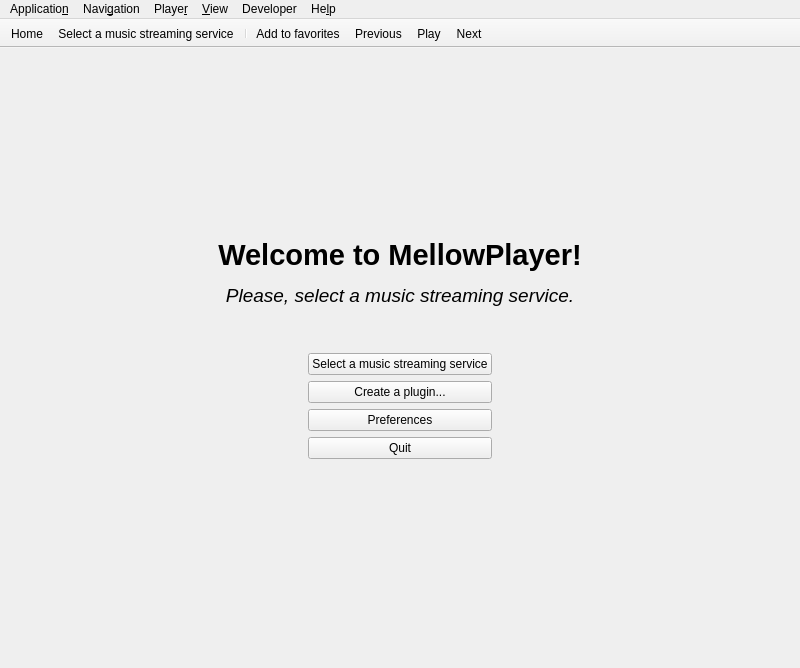
Before: the Qt Designer form app/forms/mainwindow.ui in ColinDuquesnoy/MellowPlayer, drawn with Qt 5.
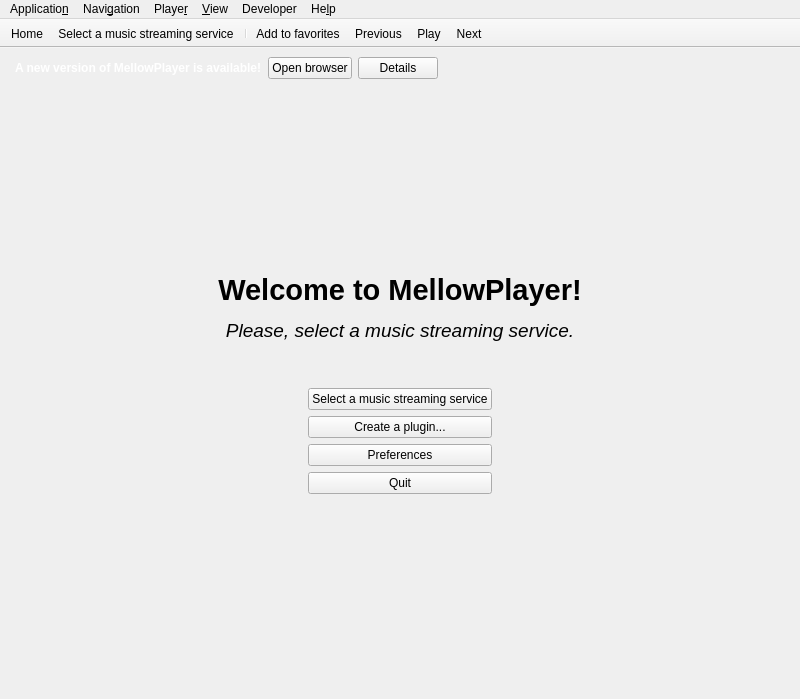
After: the same form once the commit is applied. The open tabs and pages were chosen to show the change. Icons and pictures are not drawn. Custom widgets are drawn as their Qt base class.

The edit to the form file:
```diff
--- a/app/forms/mainwindow.ui
+++ b/app/forms/mainwindow.ui
@@ -7,7 +7,7 @@
     <x>0</x>
     <y>0</y>
     <width>800</width>
-    <height>668</height>
+    <height>699</height>
    </rect>
   </property>
   <property name="windowTitle">
@@ -34,7 +34,7 @@
     <property name="spacing">
      <number>0</number>
     </property>
-    <item row="0" column="0">
+    <item row="1" column="0">
      <widget class="QStackedWidget" name="stackedWidget">
       <property name="minimumSize">
        <size>
@@ -47,14 +47,14 @@
       </property>
       <widget class="QWidget" name="pageHome">
        <layout class="QGridLayout" name="gridLayout_2">
-        <item row="1" column="1">
+        <item row="2" column="1">
          <widget class="QLabel" name="label">
           <property name="text">
            <string>&lt;html&gt;&lt;head/&gt;&lt;body&gt;&lt;p align=&quot;center&quot;&gt;&lt;img src=&quot;:/icons/mellowplayer.png&quot; width=&quot;128&quot; height=&quot;128&quot;/&gt;&lt;/p&gt;&lt;p align=&quot;center&quot;&gt;&lt;span style=&quot; font-size:22pt; font-weight:600;&quot;&gt;Welcome to MellowPlayer!&lt;/span&gt;&lt;/p&gt;&lt;p align=&quot;center&quot;&gt;&lt;span style=&quot; font-size:14pt; font-style:italic;&quot;&gt;Please, select a music streaming service.&lt;/span&gt;&lt;/p&gt;&lt;p align=&quot;center&quot;&gt;&lt;br/&gt;&lt;/p&gt;&lt;/body&gt;&lt;/html&gt;</string>
           </property>
          </widget>
         </item>
-        <item row="6" column="0">
+        <item row="7" column="0">
          <spacer name="horizontalSpacer">
           <property name="orientation">
            <enum>Qt::Horizontal</enum>
@@ -67,7 +67,7 @@
           </property>
          </spacer>
         </item>
-        <item row="6" column="2">
+        <item row="7" column="2">
          <spacer name="horizontalSpacer_3">
           <property name="orientation">
            <enum>Qt::Horizontal</enum>
@@ -80,7 +80,7 @@
           </property>
          </spacer>
         </item>
-        <item row="10" column="1">
+        <item row="11" column="1">
          <spacer name="verticalSpacer">
           <property name="orientation">
            <enum>Qt::Vertical</enum>
@@ -93,7 +93,7 @@
           </property>
          </spacer>
         </item>
-        <item row="0" column="1">
+        <item row="1" column="1">
          <spacer name="verticalSpacer_2">
           <property name="orientation">
            <enum>Qt::Vertical</enum>
@@ -106,7 +106,7 @@
           </property>
          </spacer>
         </item>
-        <item row="3" column="1">
+        <item row="4" column="1">
          <layout class="QGridLayout" name="gridLayout_3">
           <property name="topMargin">
            <number>0</number>
@@ -226,6 +226,85 @@
       </widget>
      </widget>
     </item>
+    <item row="0" column="0">
+     <widget class="QWidget" name="popupUpdate" native="true">
+      <property name="styleSheet">
+       <string notr="true">QWidget#popupUpdate {background-color: #3daee9;};</string>
+      </property>
+      <layout class="QHBoxLayout" name="horizontalLayout">
+       <item>
+        <widget class="QLabel" name="label_2">
+         <property name="text">
+          <string>&lt;html&gt;&lt;head/&gt;&lt;body&gt;&lt;p&gt;&lt;img src=&quot;:/icons/preferences-desktop-notification.png&quot;/&gt;&lt;/p&gt;&lt;/body&gt;&lt;/html&gt;</string>
+         </property>
+        </widget>
+       </item>
+       <item>
+        <widget class="QLabel" name="labelPopupUpdate">
+         <property name="sizePolicy">
+          <sizepolicy hsizetype="Preferred" vsizetype="Preferred">
+           <horstretch>0</horstretch>
+           <verstretch>0</verstretch>
+          </sizepolicy>
+         </property>
+         <property name="styleSheet">
+          <string notr="true">color: white;</string>
+         </property>
+         <property name="text">
+          <string>&lt;html&gt;&lt;head/&gt;&lt;body&gt;&lt;p&gt;&lt;span style=&quot; font-weight:600;&quot;&gt;A new version of MellowPlayer is available!&lt;/span&gt;&lt;/p&gt;&lt;/body&gt;&lt;/html&gt;</string>
+         </property>
+        </widget>
+       </item>
+       <item>
+        <widget class="QPushButton" name="pushButtonPopupOpenBrowser">
+         <property name="text">
+          <string>Open browser</string>
+         </property>
+         <property name="icon">
+          <iconset theme="internet-web-browser"/>
+         </property>
+        </widget>
+       </item>
+       <item>
+        <widget class="QPushButton" name="pushButtonPopupDetails">
+         <property name="text">
+          <string>Details</string>
+         </property>
+         <property name="icon">
+          <iconset theme="text-x-changelog"/>
+         </property>
+        </widget>
+       </item>
+       <item>
+        <spacer name="horizontalSpacer_5">
+         <property name="orientation">
+          <enum>Qt::Horizontal</enum>
+         </property>
+         <property name="sizeHint" stdset="0">
+          <size>
+           <width>40</width>
+           <height>20</height>
+          </size>
+         </property>
+        </spacer>
+       </item>
+       <item>
+        <widget class="QPushButton" name="pushButtonPopupClose">
+         <property name="text">
+          <string/>
+         </property>
+         <property name="icon">
+          <iconset theme="window-close">
+           <normaloff>.</normaloff>.</iconset>
+         </property>
+         <property name="flat">
+          <bool>true</bool>
+         </property>
+        </widget>
+       </item>
+      </layout>
+     </widget>
+    </item>
    </layout>
   </widget>
   <widget class="QMenuBar" name="menuBar">
```
Left out of the diff: 26 changed lines with no effect on the pictures.
